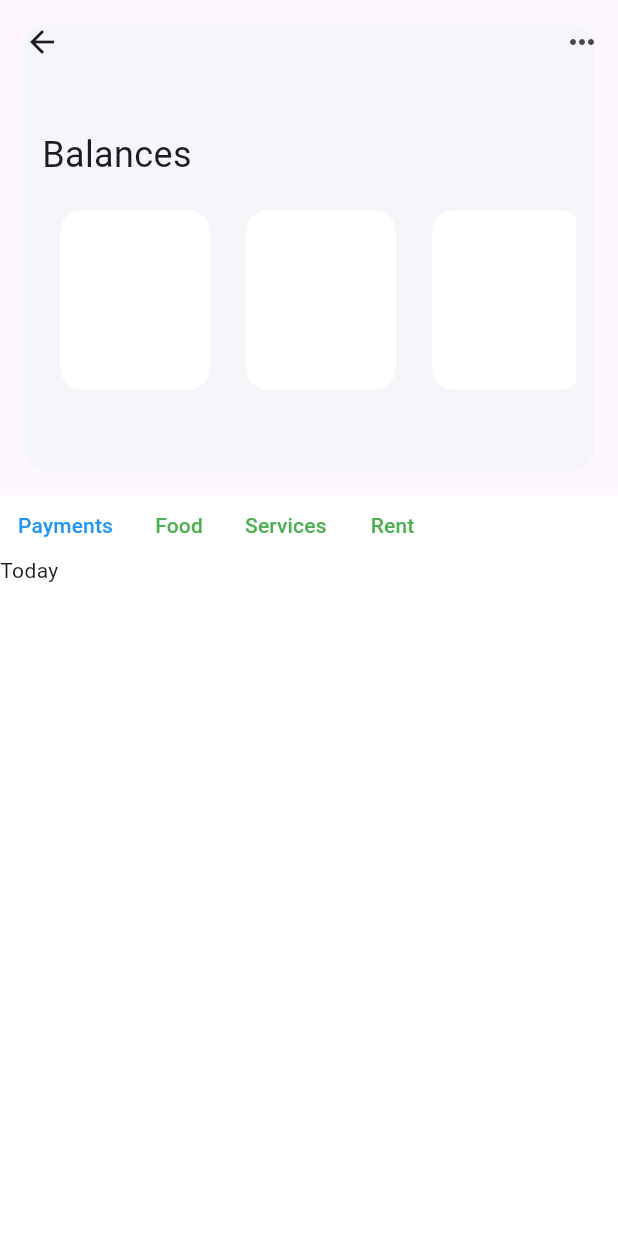
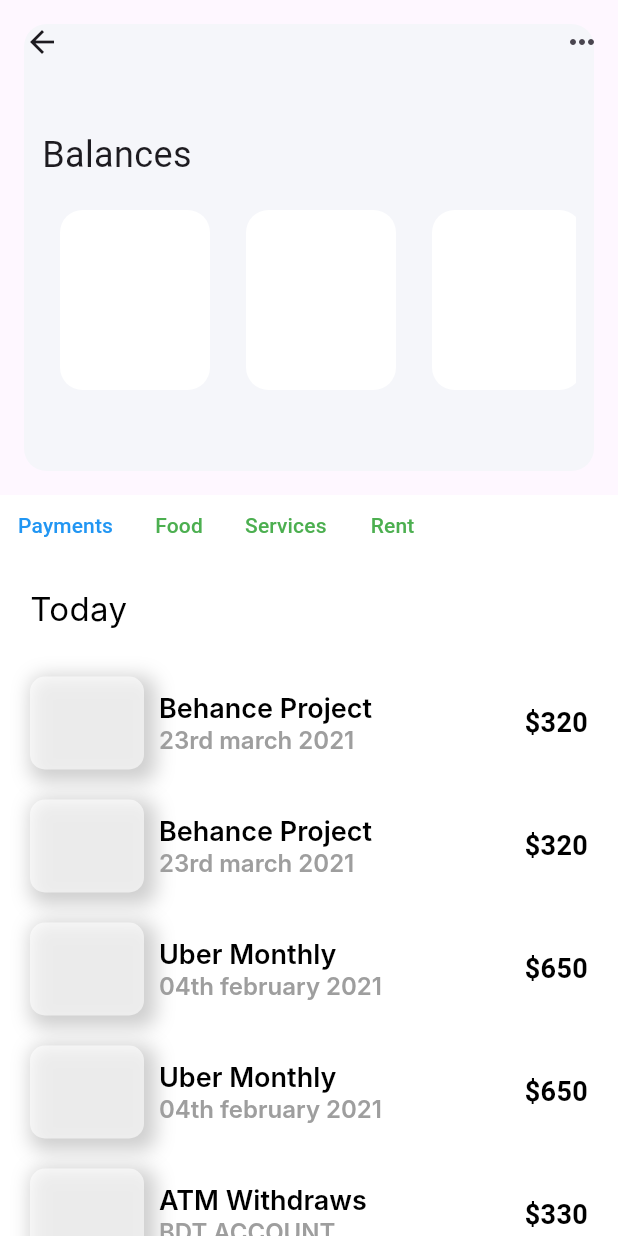
Before and after one commit to obidkhandev/practise, a Flutter app: the screen it shows after launch, on a phone screen of 412 x 824 dp. Run offline on Flutter 3.47's test engine with Material 3 defaults, Android fonts, the phone set to English and light mode, and no system bars; Roboto replaces fonts that are missing (Inter).

Commit message:
some change

```diff
--- a/lib/main.dart
+++ b/lib/main.dart
@@ -1,6 +1,8 @@
 import 'package:flutter/cupertino.dart';
 import 'package:flutter/material.dart';
 import 'package:practise/my_sliver_delegate.dart';
+import 'package:practise/utils/size/size_utils.dart';
+import 'package:practise/utils/style/text_style.dart';
 
 void main() {
   runApp(const MyApp());
@@ -26,16 +28,48 @@ class HomePage extends StatefulWidget {
   State<HomePage> createState() => _HomePageState();
 }
 
+List<String> itemName = [
+  "Behance Project",
+  "Behance Project",
+  "Uber Monthly",
+  "Uber Monthly",
+  "ATM Withdraws",
+  "Transfer Money",
+  "Transfer Money",
+  "Transfer Money",
+];
+
+List<String> itemMoney = [
+  "\$320",
+  "\$320",
+  "\$650",
+  "\$650",
+  "\$330",
+  "\$100",
+  "\$100",
+  "\$100",
+];
+List<String> itemDate = [
+  "23rd march 2021",
+  "23rd march 2021",
+  "04th february 2021",
+  "04th february 2021",
+  "BDT ACCOUNT",
+  "INR ACCOUNT",
+  "INR ACCOUNT",
+  "INR ACCOUNT",
+];
+
 class _HomePageState extends State<HomePage> {
   @override
   Widget build(BuildContext context) {
     return Scaffold(
       backgroundColor: Colors.white,
       body: CustomScrollView(
-
         slivers: [
           SliverAppBar(
             expandedHeight: 330,
+            pinned: true,
             leading: IconButton(
               onPressed: () {},
               icon: Icon(Icons.arrow_back),
@@ -49,7 +83,7 @@ class _HomePageState extends State<HomePage> {
             // backgroundColor:
             flexibleSpace: FlexibleSpaceBar(
               background: Container(
-                padding: EdgeInsets.only(top: 70,left: 12,right: 12),
+                padding: EdgeInsets.only(top: 70, left: 12, right: 12),
                 margin: EdgeInsets.all(16),
                 decoration: BoxDecoration(
                     color: Color(0xffF5F6FA),
@@ -85,14 +119,61 @@ class _HomePageState extends State<HomePage> {
               ),
             ),
           ),
-         SliverPersistentHeader(
-           pinned: true,
-
-           delegate: MySliverDelegate(),
-         ),
-          SliverList(delegate: SliverChildListDelegate([
-            Text("Today",),
-          ]),)
+          SliverPersistentHeader(
+            pinned: true,
+            delegate: MySliverDelegate(),
+          ),
+          SliverList(
+            delegate: SliverChildListDelegate([
+              Padding(
+                padding: const EdgeInsets.all(20.0),
+                child: Text("Today",
+                    style: AppTextStyle.interRegular
+                        .copyWith(color: Colors.black, fontSize: 22)),
+              ),
+              ...List.generate(itemName.length, (index) {
+                return Padding(
+                  padding:
+                      const EdgeInsets.symmetric(horizontal: 20, vertical: 10),
+                  child: Row(
+                    children: [
+                      Container(
+                        height: 62,
+                        width: 76,
+                        decoration: BoxDecoration(
+                            color: Colors.white60,
+                            borderRadius: BorderRadius.circular(10),
+                            boxShadow: [
+                              BoxShadow(
+                                  offset: Offset(4, 4),
+                                  color: Colors.grey.withOpacity(0.5),
+                                  spreadRadius: 4,
+                                  blurRadius: 10),
+                            ]),
+                      ),
+                      SizedBox(width: 10),
+                      RichText(
+                        text: TextSpan(children: [
+                          TextSpan(
+                              text: itemName[index] + '\n',
+                              style: AppTextStyle.interSemiBold
+                                  .copyWith(color: Colors.black, fontSize: 18),
+                          ),
+                          TextSpan(
+                            text: itemDate[index],
+                            style: AppTextStyle.interSemiBold
+                                .copyWith(color: Colors.grey, fontSize: 16),
+                          ),
+                        ]),
+                      ),
+                      Spacer(),
+                      Text(itemMoney[index],style: TextStyle(color: Colors.black,fontSize: 18,fontWeight: FontWeight.bold),)
+                    ],
+                  ),
+                );
+              })
+            ]),
+          )
         ],
       ),
     );
--- a/lib/my_sliver_delegate.dart
+++ b/lib/my_sliver_delegate.dart
@@ -17,7 +17,9 @@ class MySliverDelegate extends SliverPersistentHeaderDelegate{
         itemBuilder: (context,index){
       return TextButton(onPressed: (){
 
-      }, child: Text("${category[index]}",style: TextStyle(color: _selectedIndex == index? Colors.blue: Colors.green),),);
+      }, child: Text("${category[index]}",
+        style: TextStyle(color: _selectedIndex == index? Colors.blue: Colors.green),
+      ),);
     });
 
 
```
Also changed, not shown: pubspec.lock.
